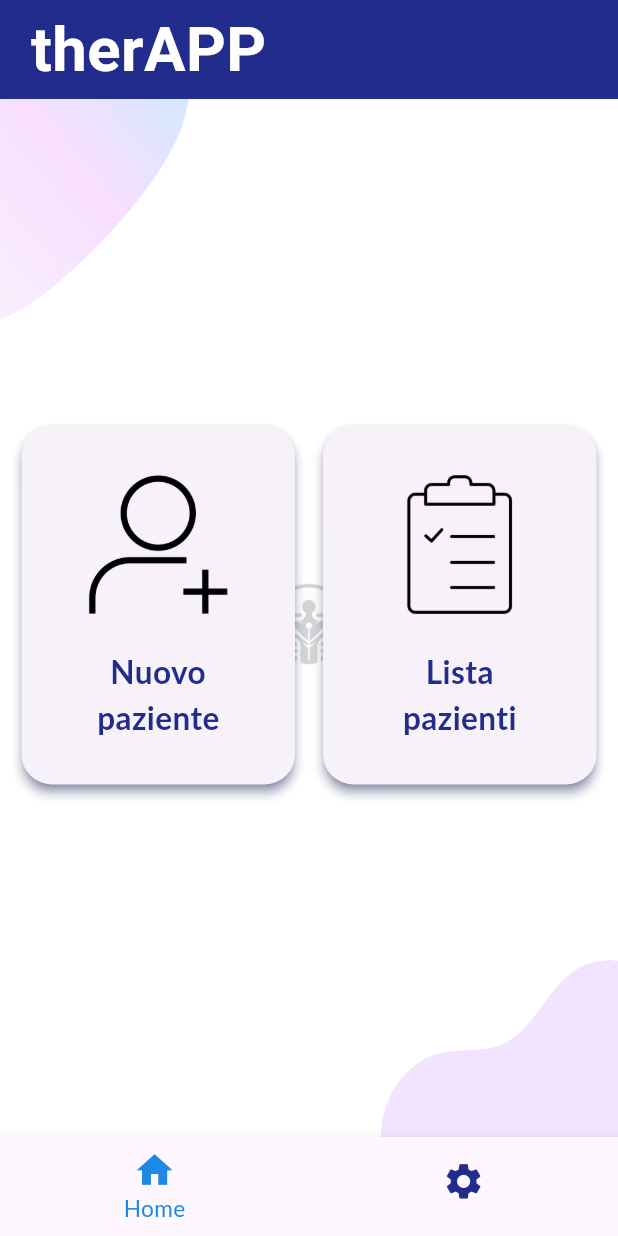
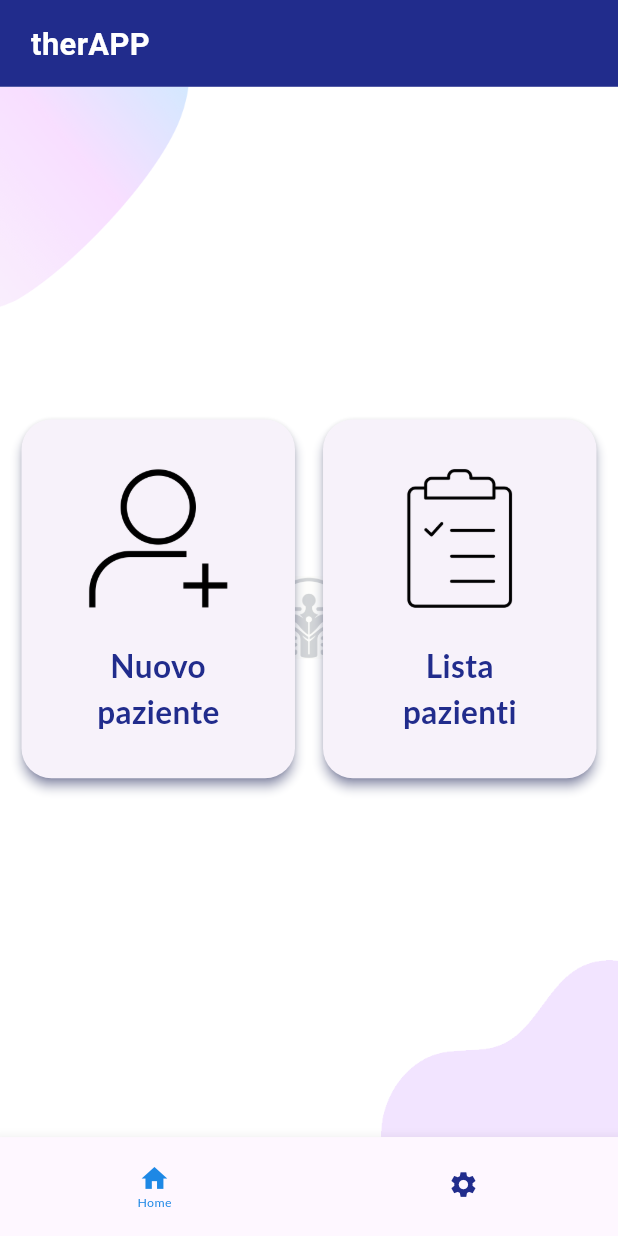
Before and after one commit to simoghiazzi/therAPP, a Flutter app: the screen it shows after launch, on a phone screen of 412 x 824 dp. Run offline on Flutter 3.47's test engine with Material 3 defaults, Android fonts, the light colour scheme and no system bars; our stand-ins replace sizer; Roboto replaces fonts that are missing (Gabriola, Lato).

Commit message:
Fixed title and bottom bar sizes + new patient

```diff
--- /dev/null
+++ b/assets/templates/templates_list.json
@@ -0,0 +1,6 @@
+[
+  {
+    "name": "Modello originale",
+    "file": "modello_originale.json"
+  }
+]
--- a/lib/views/home/components/header.dart
+++ b/lib/views/home/components/header.dart
@@ -18,7 +18,7 @@ class Header extends StatelessWidget {
         child: SafeArea(
           child: Container(
             color: kPrimaryColor,
-            height: 8.h,
+            height: 7.h,
             child: Row(
               mainAxisAlignment: MainAxisAlignment.start,
               crossAxisAlignment: CrossAxisAlignment.center,
@@ -31,7 +31,7 @@ class Header extends StatelessWidget {
                     style: TextStyle(
                         color: Colors.white,
                         fontWeight: FontWeight.bold,
-                        fontSize: 30.sp,
+                        fontSize: 15.sp,
                         fontFamily: "Gabriola"),
                   ),
                 ),
--- a/lib/views/home/home_screen.dart
+++ b/lib/views/home/home_screen.dart
@@ -57,9 +57,11 @@ class _HomePageScreenState extends State<HomePageScreen> {
     return Scaffold(
       resizeToAvoidBottomInset: false,
       body: IndexedStack(index: _currentIndex, children: _pages),
-      bottomNavigationBar: BottomNavigationBar(
-        iconSize: 3.5.h,
-        selectedFontSize: 11.sp,
+      bottomNavigationBar: SizedBox(
+        height: 8.h, // Adjust this value according to your preference
+        child: BottomNavigationBar(
+          iconSize: 2.5.h,
+          selectedFontSize: 6.sp,
           currentIndex: _currentIndex,
           showSelectedLabels: true,
           showUnselectedLabels: false,
@@ -68,8 +70,10 @@ class _HomePageScreenState extends State<HomePageScreen> {
           onTap: _onBottomNavTapped,
           items: const <BottomNavigationBarItem>[
             BottomNavigationBarItem(icon: Icon(Icons.home), label: "Home"),
-          BottomNavigationBarItem(icon: Icon(Icons.settings), label: "Settings")
+            BottomNavigationBarItem(
+                icon: Icon(Icons.settings), label: "Settings")
           ],
+        ),
       ),
     );
   }
```
Also changed, not shown: lib/views/NewPatient/components/new_patient_body.dart (added), lib/views/NewPatient/new_patient_screen.dart (added), 7 other files. Lines whose indentation alone changed are shown as unchanged.
